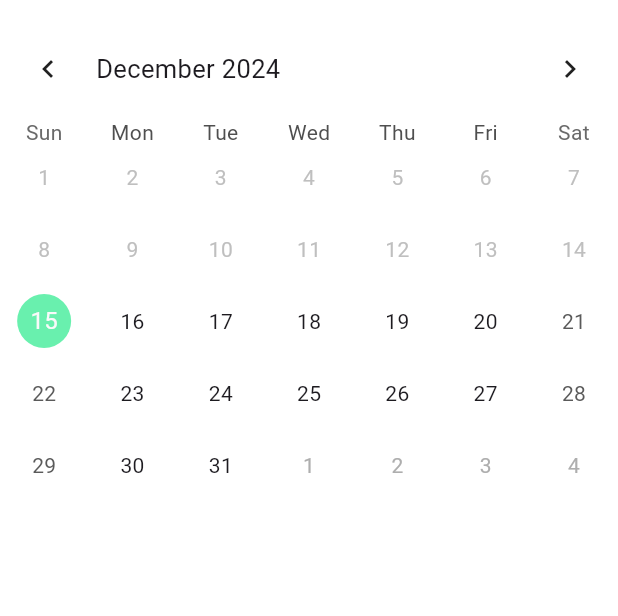
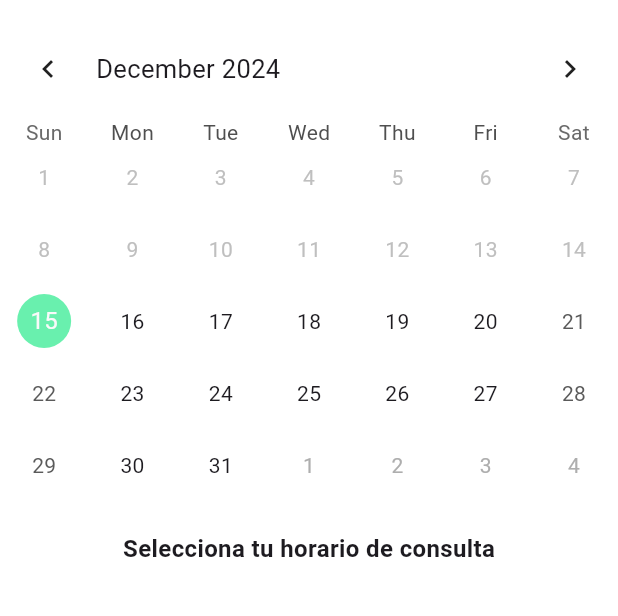
Before and after one commit to DARKTOTEM2703/ProyectoAppDoctor, a Flutter app: the BookingPage screen opened by its route, on a phone screen of 412 x 824 dp, the part 69-685 px from its top. Run offline on Flutter 3.47's test engine with Material 3 defaults, Android fonts, the phone set to English and light mode, and no system bars; drawn by our look-alikes of table_calendar.

Commit message:
Agregar texto de instrucción para seleccionar horario de consulta en la página de reservas

```diff
--- a/appdoctor/lib/components/booking_page.dart
+++ b/appdoctor/lib/components/booking_page.dart
@@ -39,6 +39,14 @@ class _BookingPageState extends State<BookingPage> {
                 _buildCalendar(), // Llamar al método para construir el calendario
                 const SizedBox(
                     height: 20), // Espaciado adicional si es necesario
+                const Text(
+                  'Selecciona tu horario de consulta',
+                  style: TextStyle(
+                    fontSize: 16,
+                    fontWeight: FontWeight.bold,
+                  ),
+                ),
+                // Espaciado adicional si es necesario
               ],
             ),
           ),
```
